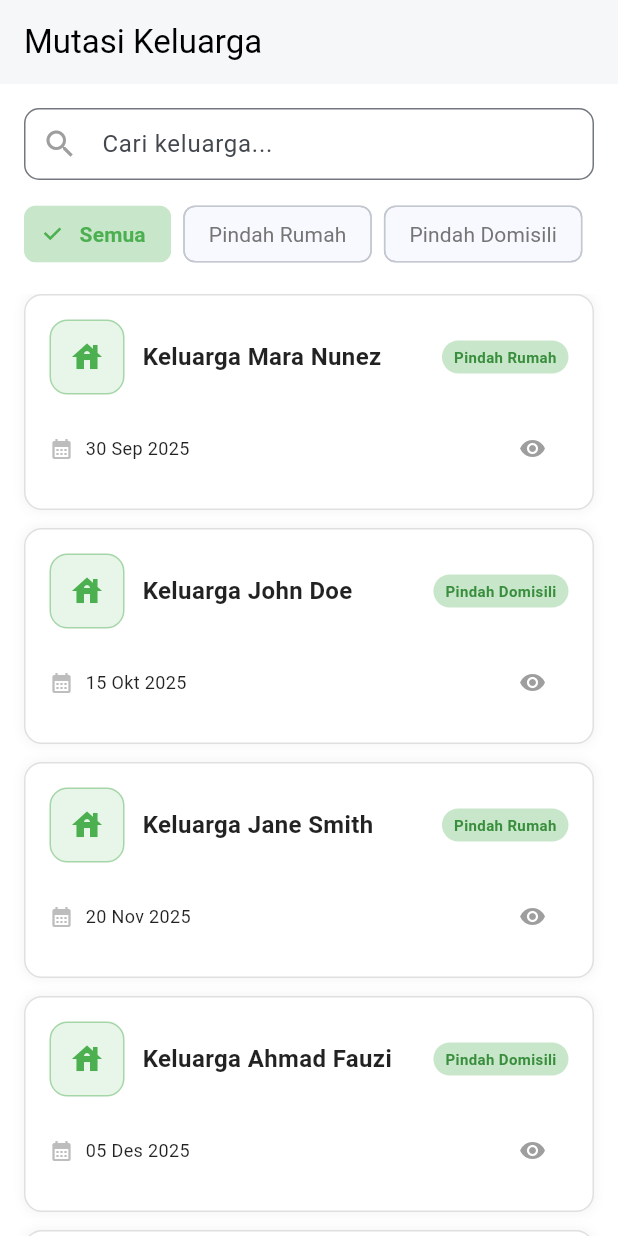
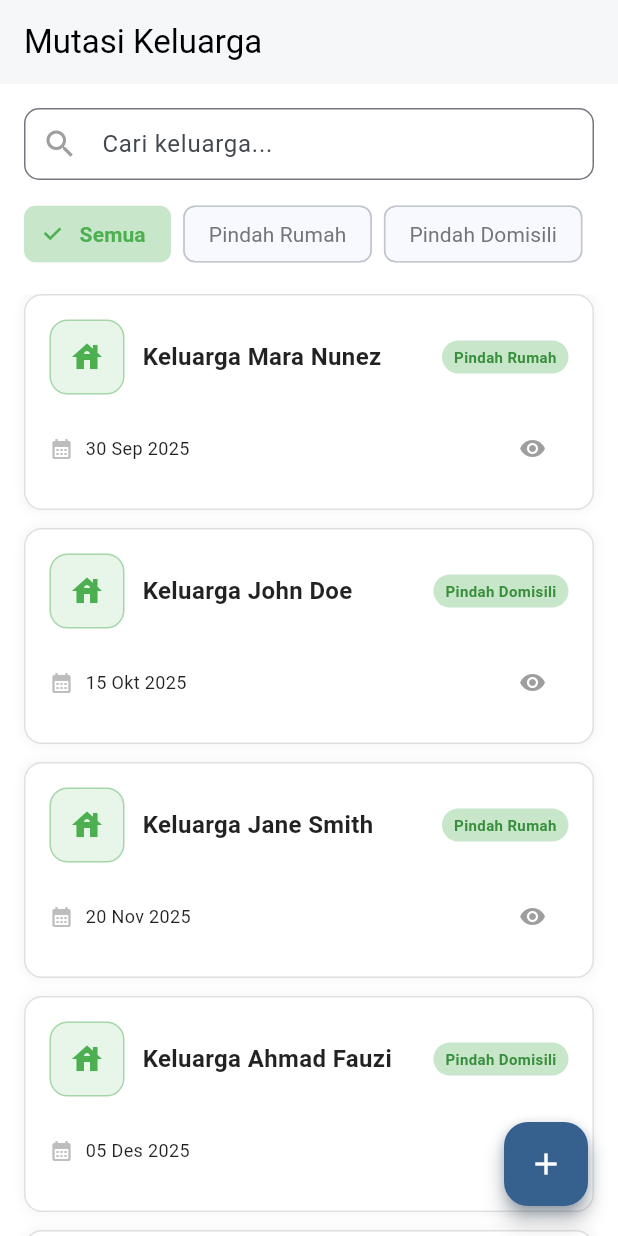
Before and after one commit to HaikalMuhammadRafli/jawara-four, a Flutter app: the MutasiKeluargaPage screen opened by its route, on a phone screen of 412 x 824 dp. Run offline on Flutter 3.47's test engine with Material 3 defaults, Android fonts, the phone set to English and light mode, and no system bars; our stand-ins replace fl_chart, go_router.

Commit message:
add 'Tambah Mutasi Keluarga'

```diff
--- a/lib/pages/kependudukan/screens/mutasi_keluarga/mutasi_keluarga_page.dart
+++ b/lib/pages/kependudukan/screens/mutasi_keluarga/mutasi_keluarga_page.dart
@@ -13,10 +13,48 @@ class MutasiKeluargaPage extends StatefulWidget {
 class _MutasiKeluargaPageState extends State<MutasiKeluargaPage> {
   @override
   Widget build(BuildContext context) {
-    return Column(
+    return Stack(
       children: [
-        _buildSearchAndFilter(),
-        Expanded(child: _buildMutasiKeluargaList()),
+        Column(
+          children: [
+            _buildSearchAndFilter(),
+            Expanded(child: _buildMutasiKeluargaList()),
+          ],
+        ),
+        Positioned(
+          right: 20,
+          bottom: 20,
+          child: Container(
+            decoration: BoxDecoration(
+              borderRadius: BorderRadius.circular(16),
+              boxShadow: [
+                BoxShadow(
+                  color: Theme.of(context).primaryColor.withAlpha((0.3 * 255).round()),
+                  blurRadius: 8,
+                  offset: const Offset(0, 4),
+                ),
+              ],
+            ),
+            child: FloatingActionButton(
+              onPressed: () {
+                showDialog(
+                  context: context,
+                  builder: (context) => AlertDialog(
+                    shape: RoundedRectangleBorder(borderRadius: BorderRadius.circular(12)),
+                    title: const Text('Tambah Mutasi Keluarga'),
+                    content: const Text('Fitur ini belum bisa digunakan saat ini.'),
+                    actions: [
+                      TextButton(onPressed: () => Navigator.pop(context), child: const Text('Tutup')),
+                    ],
+                  ),
+                );
+              },
+              backgroundColor: Theme.of(context).primaryColor,
+              shape: RoundedRectangleBorder(borderRadius: BorderRadius.circular(16)),
+              child: const Icon(Icons.add, color: Colors.white),
+            ),
+          ),
+        ),
       ],
     );
   }
```
